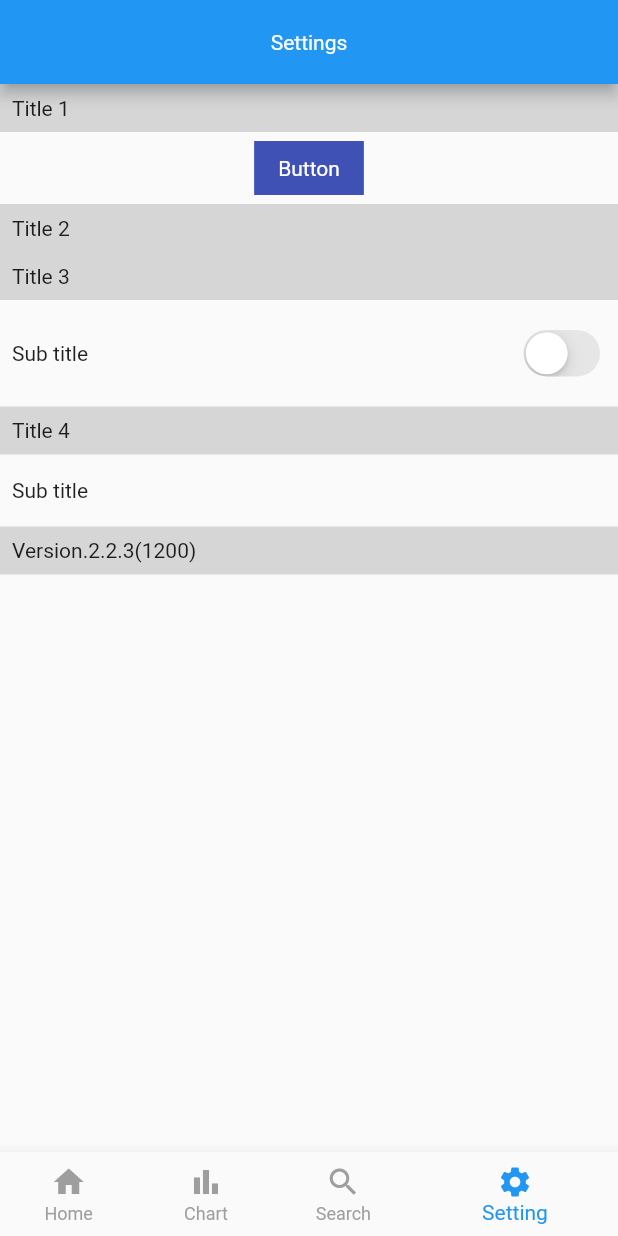
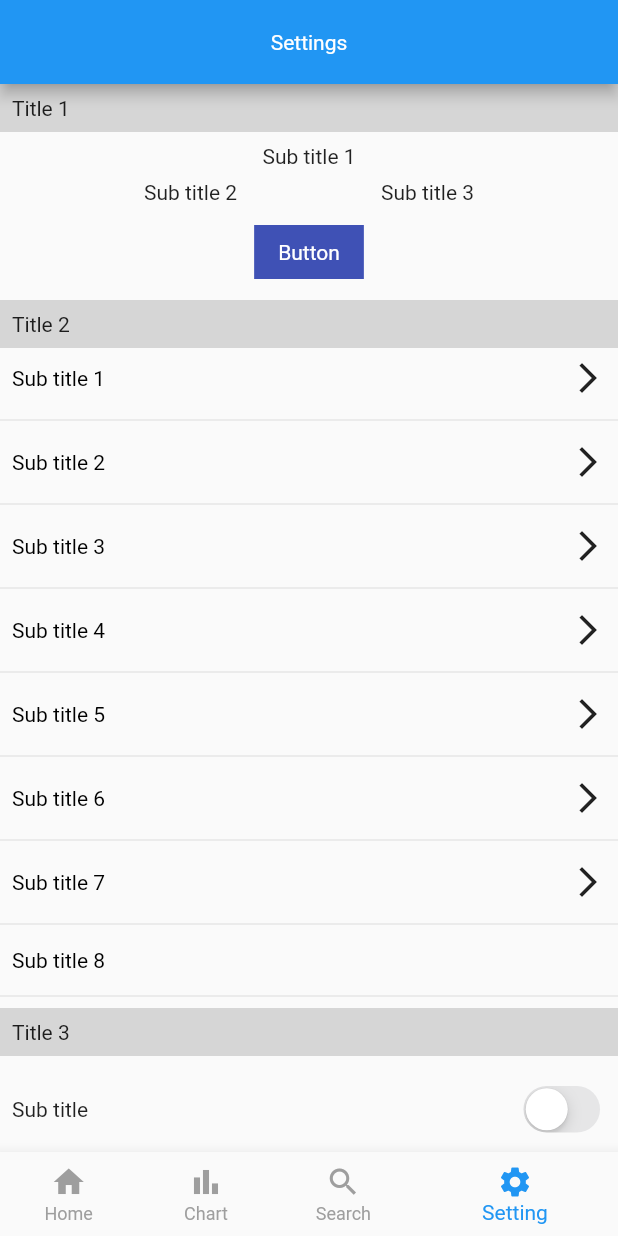
Before and after one commit to mikhoaitay23/tanzak_clone, a Flutter app: the screen it shows after launch, item 4 of the bottom bar chosen, on a phone screen of 412 x 824 dp. Run offline on Flutter 3.47's test engine with Material 2 defaults, Android fonts, the phone set to English and light mode, and no system bars; our stand-ins replace carousel_slider, get, smooth_page_indicator; missing offline and left inert: expand_widget; network calls fail.

Commit message:
- update

```diff
--- a/lib/main.dart
+++ b/lib/main.dart
@@ -23,6 +23,7 @@ class MyApp extends StatelessWidget {
       },
       theme: ThemeData(
           primarySwatch: Colors.blue,
+          visualDensity: VisualDensity.adaptivePlatformDensity,
           tabBarTheme: const TabBarTheme(
             labelColor: Colors.white,
             indicator: UnderlineTabIndicator(
--- a/lib/model/item_home.dart
+++ /dev/null
@@ -1,6 +0,0 @@
-class ItemHome {
-  final int id;
-  final String urlImage, name, description;
-
-  const ItemHome({this.id, this.urlImage, this.name, this.description});
-}
--- a/lib/screen/chart_screen/first/chart_screen_first.dart
+++ b/lib/screen/chart_screen/first/chart_screen_first.dart
@@ -12,7 +12,10 @@ class ChartScreenFirst extends StatelessWidget {
       padding: const EdgeInsets.all(12),
       itemCount: fakeItemHome.length,
       itemBuilder: (BuildContext ctx, index) {
-          return ItemChart(itemHome: fakeItemHome[index]);
+        return InkWell(
+          onTap: () {},
+          child: ItemChart(itemHome: fakeItemHome[index]),
+        );
       },
       gridDelegate: const SliverGridDelegateWithMaxCrossAxisExtent(
           maxCrossAxisExtent: 300,
--- a/lib/screen/settings_screen/settings_screen.dart
+++ b/lib/screen/settings_screen/settings_screen.dart
@@ -1,5 +1,6 @@
 import 'package:flutter/cupertino.dart';
 import 'package:flutter/material.dart';
+import 'package:tanzak_clone/widget/item_settings.dart';
 
 import '../../widget/ktext.dart';
 
@@ -25,6 +26,20 @@ class SettingsState extends State<SettingsScreen> {
           child: Column(
             children: [
               _title('Title 1'),
+              const SizedBox(
+                height: 8,
+              ),
+              Row(
+                mainAxisAlignment: MainAxisAlignment.spaceEvenly,
+                children: const [Text('Sub title 1')],
+              ),
+              Container(
+                margin: const EdgeInsets.symmetric(vertical: 8),
+                child: Row(
+                  mainAxisAlignment: MainAxisAlignment.spaceEvenly,
+                  children: const [Text('Sub title 2'), Text('Sub title 3')],
+                ),
+              ),
               Column(
                 children: [
                   ElevatedButton(
@@ -41,7 +56,18 @@ class SettingsState extends State<SettingsScreen> {
                   ),
                 ],
               ),
+              const SizedBox(
+                height: 8,
+              ),
               _title('Title 2'),
+              ItemSettings(title: 'Sub title 1', haveArrow: true),
+              ItemSettings(title: 'Sub title 2', haveArrow: true),
+              ItemSettings(title: 'Sub title 3', haveArrow: true),
+              ItemSettings(title: 'Sub title 4', haveArrow: true),
+              ItemSettings(title: 'Sub title 5', haveArrow: true),
+              ItemSettings(title: 'Sub title 6', haveArrow: true),
+              ItemSettings(title: 'Sub title 7', haveArrow: true),
+              ItemSettings(title: 'Sub title 8', haveArrow: false),
               _title('Title 3'),
               Padding(
                 padding:
--- a/lib/widget/item_episode.dart
+++ b/lib/widget/item_episode.dart
@@ -1,7 +1,7 @@
 import 'package:flutter/cupertino.dart';
 import 'package:flutter/material.dart';
-import 'package:tanzak_clone/model/item_home.dart';
 
+import '../data/model/item_home.dart';
 import 'ktext.dart';
 
 class ItemEpisode extends StatelessWidget {
@@ -26,6 +26,7 @@ class ItemEpisode extends StatelessWidget {
                       color: Colors.grey,
                       width: 100,
                       height: 60,
+                      child: Image.network(itemHome.urlImage, fit: BoxFit.cover,),
                     ),
                     Padding(
                       padding: const EdgeInsets.all(8),
--- /dev/null
+++ b/lib/widget/item_settings.dart
@@ -0,0 +1,33 @@
+import 'package:flutter/cupertino.dart';
+import 'package:flutter/material.dart';
+
+import 'ktext.dart';
+
+class ItemSettings extends StatelessWidget {
+  String title;
+  bool haveArrow;
+
+  ItemSettings({this.title, this.haveArrow});
+
+  @override
+  Widget build(BuildContext context) {
+    return Column(
+      children: [
+        Padding(
+          padding: const EdgeInsets.all(8),
+          child: Row(
+            mainAxisAlignment: MainAxisAlignment.spaceBetween,
+            children: [
+              KText(text: title, color: Colors.black,),
+              Visibility(
+                child: const Icon(Icons.arrow_forward_ios),
+                visible: haveArrow,
+              ),
+            ],
+          ),
+        ),
+        const Divider(),
+      ],
+    );
+  }
+}
--- a/pubspec.yaml
+++ b/pubspec.yaml
@@ -39,6 +39,7 @@ dependencies:
   responsive_grid: ^2.0.0
   expand_widget: ^2.1.0
   get: ^4.6.1
+  http: ^0.13.4
 
 dev_dependencies:
   flutter_test:
```
Also changed, not shown: lib/data/model/item_home.dart (added, +14 -0 lines), lib/data/network/http_service.dart (added, +21 -0 lines), lib/fake_data.dart (+62 -14 lines), lib/screen/chart_screen/second/chart_screen_second.dart (+5 -2 lines), lib/widget/item_chart.dart (+8 -2 lines), lib/widget/section_manga.dart (+16 -6 lines), lib/data/model/item_search.dart (renamed from lib/model/item_search.dart), pubspec.lock. Lines whose indentation alone changed are shown as unchanged.
